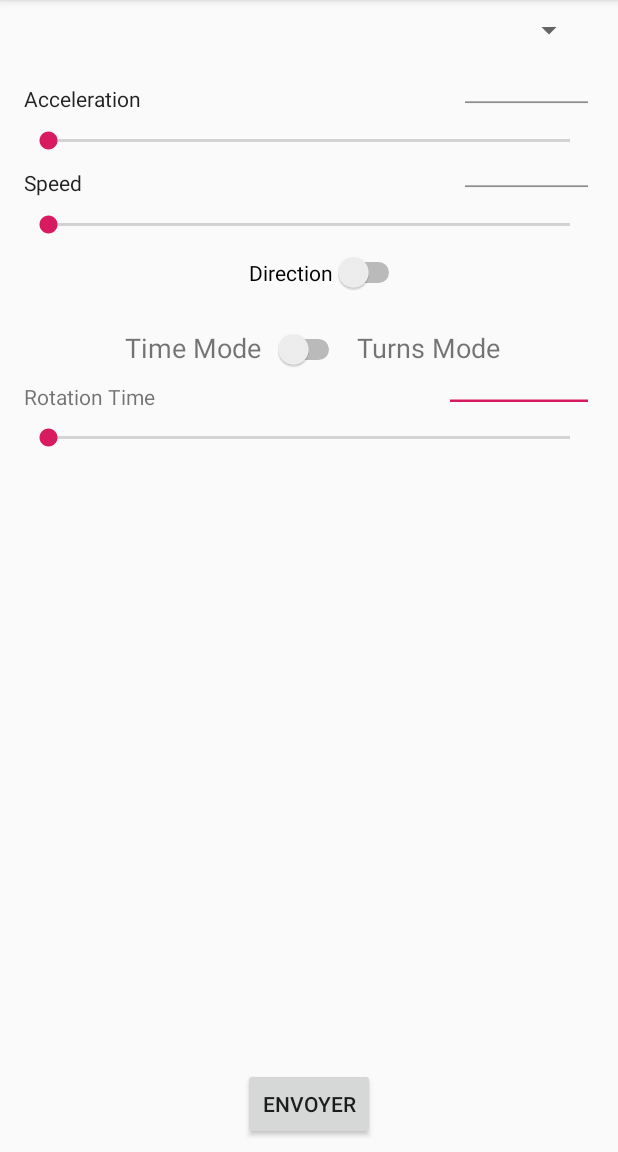
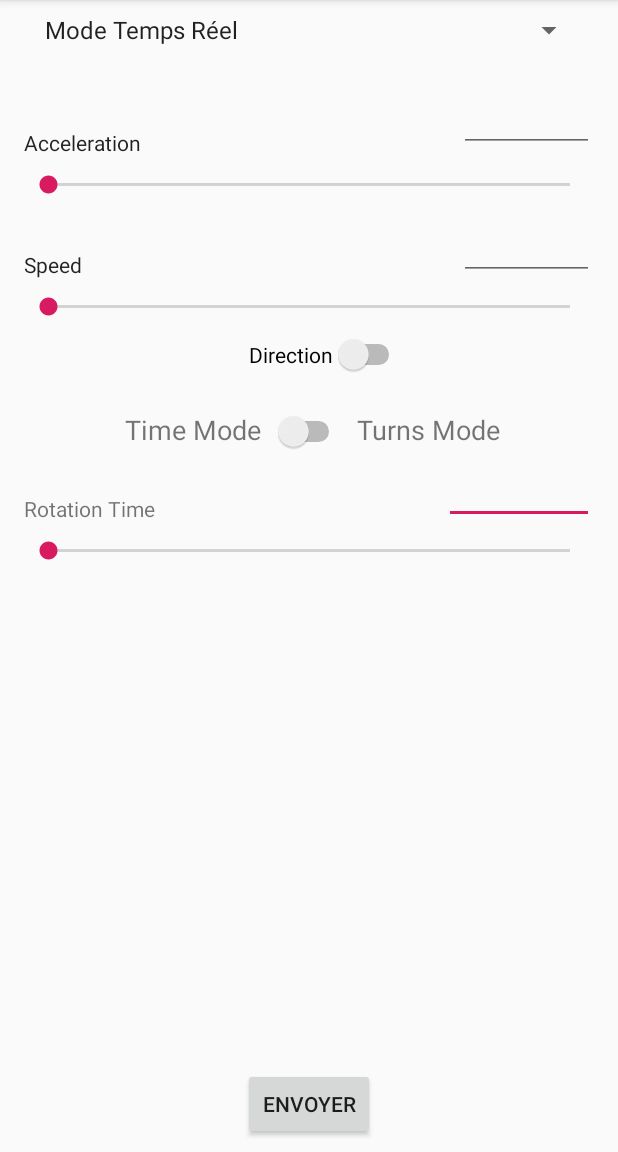
Before and after one commit to LouisMalbranque/Table-Rotative, an Android app: the MainActivity screen opened directly, with no data from a screen before it, on a phone screen of 412 x 824 dp, the part 84-1236 px from its top. Run offline under Robolectric (Android 15) with nearby library versions, the phone set to English and light mode, and no system bars; 1 statement that could not run was skipped.

Commit message:
ajout gestion spinner main activity

```diff
--- a/software/android app/app/src/main/java/com/example/louis/plateautournant/MainActivity.java
+++ b/software/android app/app/src/main/java/com/example/louis/plateautournant/MainActivity.java
@@ -2,12 +2,85 @@ package com.example.louis.plateautournant;
 
 import android.os.Bundle;
 import android.support.v7.app.AppCompatActivity;
+import android.view.View;
+import android.widget.AdapterView;
+import android.widget.ArrayAdapter;
+import android.widget.Button;
+import android.widget.EditText;
+import android.widget.SeekBar;
+import android.widget.Spinner;
+import android.widget.SpinnerAdapter;
+import android.widget.Switch;
+import android.widget.TextView;
+
+import java.util.ArrayList;
+import java.util.List;
 
 public class MainActivity extends AppCompatActivity {
+
+    Spinner spinnerMode;
+    EditText accelerationNumber;
+    EditText speedNumber;
+    SeekBar accelerationSeekBar;
+    SeekBar speedSeekBar;
+    Switch directionSwitch;
+    Button sendButton;
+    TextView dataText;
+
+    ArrayList<String> spinnerModeItems = new ArrayList<String>();
+
     @Override
     protected void onCreate(Bundle savedInstanceState) {
         super.onCreate(savedInstanceState);
         setContentView(R.layout.activity_main);
 
+        spinnerMode = findViewById(R.id.spinnerMode);
+
+        accelerationNumber = findViewById(R.id.numberAcceleration);
+        accelerationSeekBar = findViewById(R.id.seekbarAcceleration);
+
+        speedNumber = findViewById(R.id.numberSpeed);
+        speedSeekBar = findViewById(R.id.seekbarSpeed);
+
+        directionSwitch = findViewById(R.id.directionSwitch);
+
+        sendButton = findViewById(R.id.buttonSend);
+
+        //dataText = findViewById(R.id.data);
+
+        spinnerModeItems.add("Mode Temps Réel");
+        spinnerModeItems.add("Mode Programmé");
+
+        ArrayAdapter<String> adapter = new ArrayAdapter<String>(this, android.R.layout.simple_spinner_item, spinnerModeItems);
+        adapter.setDropDownViewResource(android.R.layout.simple_spinner_dropdown_item);
+        spinnerMode.setAdapter(adapter);
+        adapter.setNotifyOnChange(true);
+
+        spinnerMode.setOnItemClickListener(new AdapterView.OnItemClickListener() {
+            @Override
+            public void onItemClick(AdapterView<?> parent, View view, int position, long id) {
+                switch (position){
+                    case 0:
+                        RealTimeRotation realTimeRotation = new RealTimeRotation();
+                        getSupportFragmentManager().beginTransaction().replace(R.id.fragment, realTimeRotation).commit();
+                    case 1:
+                        //realTimeRotation = new RealTimeRotation();
+                        getSupportFragmentManager().beginTransaction().remove(getSupportFragmentManager().findFragmentById(R.id.fragment)).commit();
+                    default:
+                        break;
+
+                }
+            }
+        });
+
+
+
+        sendButton.setOnClickListener(new View.OnClickListener() {
+            @Override
+            public void onClick(View v) {
+
+            }
+        });
+
     }
 }
--- a/software/android app/app/src/main/res/layout/activity_main.xml
+++ b/software/android app/app/src/main/res/layout/activity_main.xml
@@ -7,7 +7,7 @@
     tools:context=".Connexion">
 
     <Spinner
-        android:id="@+id/spinner"
+        android:id="@+id/spinnerMode"
         android:layout_width="368dp"
         android:layout_height="wrap_content"
         android:layout_marginStart="8dp"
@@ -26,13 +26,13 @@
         android:layout_marginTop="16dp"
         android:layout_marginEnd="8dp"
         android:layout_marginBottom="8dp"
-        app:layout_constraintBottom_toTopOf="@+id/button"
+        app:layout_constraintBottom_toTopOf="@+id/buttonSend"
         app:layout_constraintEnd_toEndOf="parent"
         app:layout_constraintStart_toStartOf="parent"
         app:layout_constraintTop_toBottomOf="@+id/constraintLayout" />
 
     <Button
-        android:id="@+id/button"
+        android:id="@+id/buttonSend"
         android:layout_width="wrap_content"
         android:layout_height="wrap_content"
         android:layout_marginStart="8dp"
@@ -53,21 +53,21 @@
         app:layout_constraintEnd_toEndOf="parent"
         app:layout_constraintHorizontal_bias="0.0"
         app:layout_constraintStart_toStartOf="parent"
-        app:layout_constraintTop_toBottomOf="@+id/spinner">
+        app:layout_constraintTop_toBottomOf="@+id/spinnerMode">
 
         <TextView
             android:id="@+id/speedText"
             android:layout_width="100dp"
             android:layout_height="20dp"
             android:layout_marginStart="8dp"
-            android:layout_marginTop="8dp"
+            android:layout_marginBottom="8dp"
             android:text="Speed"
             android:textAppearance="@style/TextAppearance.AppCompat"
-            app:layout_constraintStart_toStartOf="parent"
-            app:layout_constraintTop_toBottomOf="@+id/seekBar2" />
+            app:layout_constraintBottom_toTopOf="@+id/seekbarSpeed"
+            app:layout_constraintStart_toStartOf="parent" />
 
         <SeekBar
-            android:id="@+id/seekBar4"
+            android:id="@+id/seekbarSpeed"
             android:layout_width="0dp"
             android:layout_height="20dp"
             android:layout_marginStart="8dp"
@@ -76,45 +76,45 @@
             app:layout_constraintEnd_toEndOf="parent"
             app:layout_constraintHorizontal_bias="0.0"
             app:layout_constraintStart_toStartOf="parent"
-            app:layout_constraintTop_toBottomOf="@+id/speedText" />
+            app:layout_constraintTop_toBottomOf="@+id/numberSpeed" />
 
         <EditText
-            android:id="@+id/editText4"
+            android:id="@+id/numberSpeed"
             android:layout_width="90dp"
-            android:layout_height="20dp"
+            android:layout_height="wrap_content"
             android:layout_marginTop="8dp"
             android:layout_marginEnd="8dp"
             android:ems="10"
             android:inputType="number"
             app:layout_constraintEnd_toEndOf="parent"
-            app:layout_constraintTop_toBottomOf="@+id/seekBar2" />
+            app:layout_constraintTop_toBottomOf="@+id/seekbarAcceleration" />
 
         <TextView
             android:id="@+id/accelerationText"
             android:layout_width="100dp"
             android:layout_height="20dp"
             android:layout_marginStart="8dp"
-            android:layout_marginTop="8dp"
+            android:layout_marginBottom="8dp"
             android:text="Acceleration"
             android:textAppearance="@style/TextAppearance.AppCompat"
-            app:layout_constraintStart_toStartOf="parent"
-            app:layout_constraintTop_toTopOf="parent" />
+            app:layout_constraintBottom_toTopOf="@+id/seekbarAcceleration"
+            app:layout_constraintStart_toStartOf="parent" />
 
         <SeekBar
-            android:id="@+id/seekBar2"
+            android:id="@+id/seekbarAcceleration"
             android:layout_width="0dp"
             android:layout_height="20dp"
             android:layout_marginStart="8dp"
-            android:layout_marginTop="8dp"
+            android:layout_marginTop="12dp"
             android:layout_marginEnd="8dp"
             app:layout_constraintEnd_toEndOf="parent"
             app:layout_constraintStart_toStartOf="parent"
-            app:layout_constraintTop_toBottomOf="@+id/accelerationText" />
+            app:layout_constraintTop_toBottomOf="@+id/numberAcceleration" />
 
         <EditText
-            android:id="@+id/editText2"
+            android:id="@+id/numberAcceleration"
             android:layout_width="90dp"
-            android:layout_height="20dp"
+            android:layout_height="wrap_content"
             android:layout_marginTop="8dp"
             android:layout_marginEnd="8dp"
             android:ems="10"
@@ -134,7 +134,7 @@
             app:layout_constraintEnd_toEndOf="parent"
             app:layout_constraintHorizontal_bias="0.544"
             app:layout_constraintStart_toStartOf="parent"
-            app:layout_constraintTop_toBottomOf="@+id/seekBar4" />
+            app:layout_constraintTop_toBottomOf="@+id/seekbarSpeed" />
     </android.support.constraint.ConstraintLayout>
 
 </android.support.constraint.ConstraintLayout>
--- a/software/android app/app/src/main/res/layout/real_time_rotation.xml
+++ b/software/android app/app/src/main/res/layout/real_time_rotation.xml
@@ -45,15 +45,15 @@
         android:layout_width="wrap_content"
         android:layout_height="20dp"
         android:layout_marginStart="8dp"
-        android:layout_marginTop="8dp"
+        android:layout_marginBottom="8dp"
         android:text="Rotation Time"
-        app:layout_constraintStart_toStartOf="parent"
-        app:layout_constraintTop_toBottomOf="@+id/switchTimeTurn" />
+        app:layout_constraintBottom_toTopOf="@+id/seekBarTimeTurn"
+        app:layout_constraintStart_toStartOf="parent" />
 
     <EditText
         android:id="@+id/numberTurnTime"
         android:layout_width="100dp"
-        android:layout_height="20dp"
+        android:layout_height="wrap_content"
         android:layout_marginTop="8dp"
         android:layout_marginEnd="8dp"
         android:ems="10"
@@ -65,11 +65,11 @@
     <SeekBar
         android:id="@+id/seekBarTimeTurn"
         android:layout_width="0dp"
-        android:layout_height="wrap_content"
+        android:layout_height="20dp"
         android:layout_marginStart="8dp"
         android:layout_marginTop="8dp"
         android:layout_marginEnd="8dp"
         app:layout_constraintEnd_toEndOf="parent"
         app:layout_constraintStart_toStartOf="parent"
-        app:layout_constraintTop_toBottomOf="@+id/timeTurnText" />
+        app:layout_constraintTop_toBottomOf="@+id/numberTurnTime" />
 </android.support.constraint.ConstraintLayout>
```
